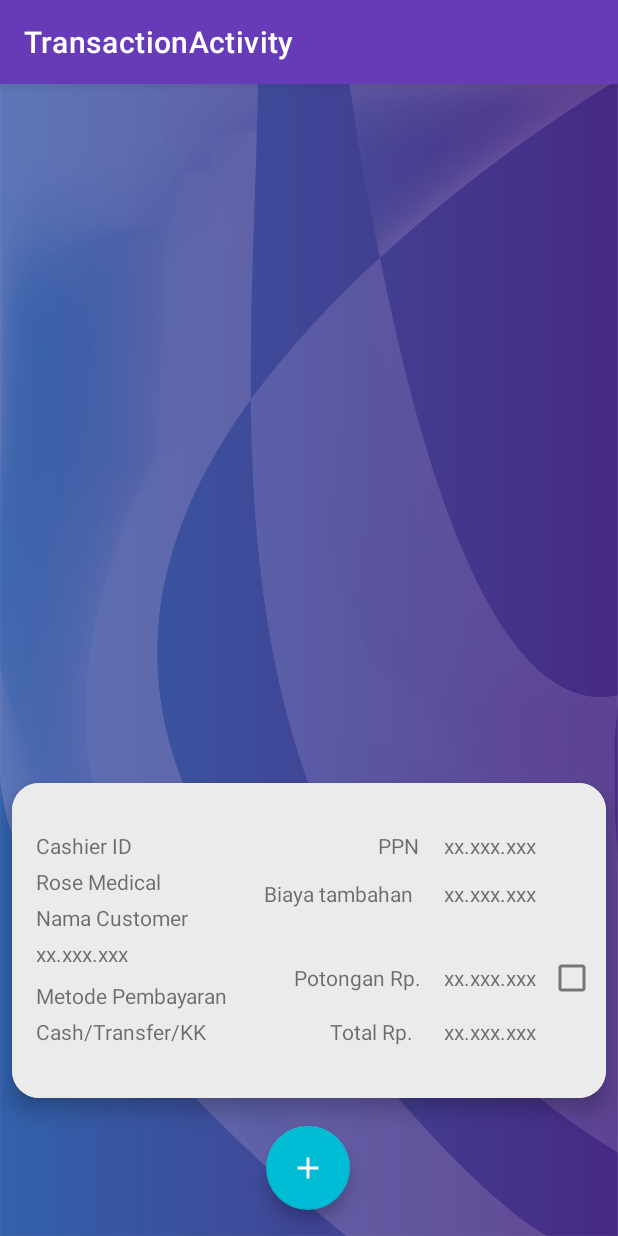
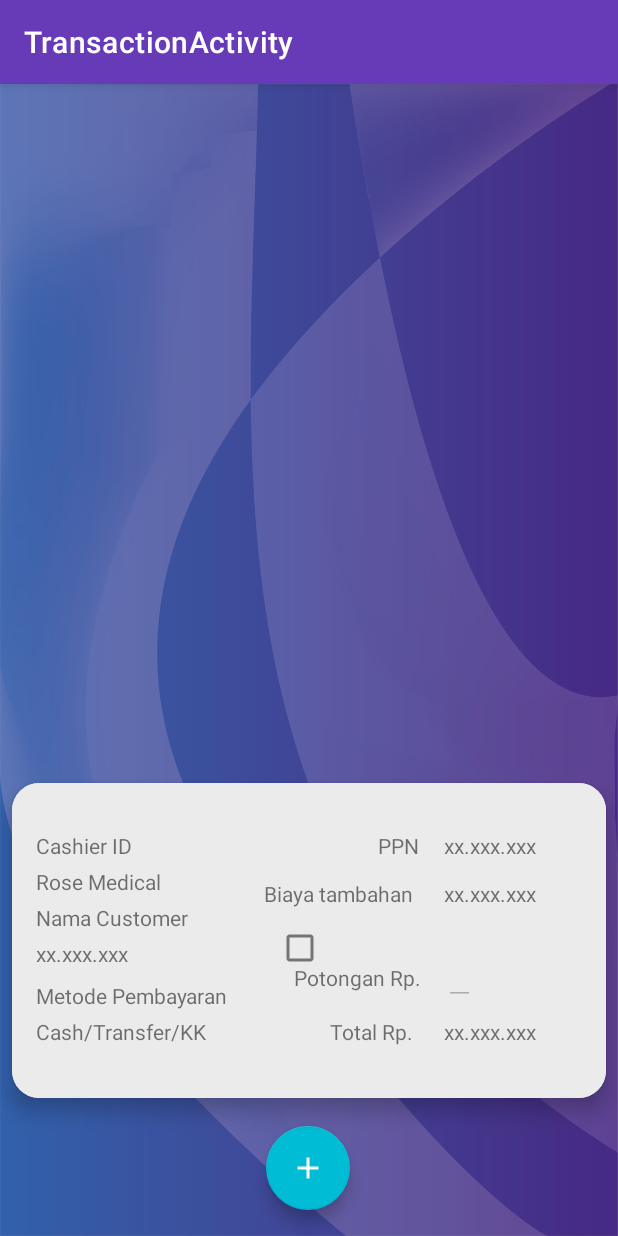
Before and after one commit to Arrayani/TransactionActivity, an Android app: the screen it shows after launch (TransactionActivity), on a phone screen of 412 x 824 dp. Run offline under Robolectric (Android 15) with nearby library versions, the phone set to English and light mode, and no system bars; our stand-ins replace Firebase (no records; nobody signed in at launch, a user with empty details on screens opened directly); libraries missing offline, so code that uses them is left out: it.xabaras.android.

Commit message:
Initial commit

```diff
--- a/app/src/main/java/academy/learnprogramming/TransactionActivity.kt
+++ b/app/src/main/java/academy/learnprogramming/TransactionActivity.kt
@@ -41,8 +41,10 @@ class TransactionActivity : AppCompatActivity(), InputAdapter.ClickListener {
     private lateinit var dialogBox: Dialog
     private lateinit var recyclerviewCart: RecyclerView // ini recview buat final cart
     private lateinit var btnClose: Button
+    private lateinit var discCheckBox: CheckBox
+    private lateinit var discountTv : EditText
 
-    private lateinit var totalBayar: TextView
+   // private lateinit var totalBayar: TextView
 
 
     // var searchView : SearchView? =null
@@ -352,12 +354,33 @@ class TransactionActivity : AppCompatActivity(), InputAdapter.ClickListener {
 
         //  var totalBayar=findViewById<TextView>(R.id.totalBayar)
 
+        //potongan harga
+        discCheckBox = findViewById(R.id.checkBoxDisc)
+        //discountTv = findViewById(R.id.discountTv)
+        discountTv = findViewById(R.id.discountTv)
+        //discountTv.text = "Test input"
+        var tempdiskon :Int = 0
+        var tempdiskon2 ="0"
+        discCheckBox.setOnCheckedChangeListener {buttonView, isCheked ->
+            if(isCheked){
+                discountTv.isEnabled=true
+                //iscountTv.isFocused()
+               // discountTv.isPressed = true
+                Toast.makeText(this, "halo ini chek",Toast.LENGTH_SHORT).show()
+            }else{
+                //discountTv.text =" "
+                //discountTv.text = tempdiskon
+                //discountTv.text = tempdiskon2
+                discountTv.editableText.clear()
+                discountTv.isEnabled = false
+
+                //discountTv.text ="0"   // tempdiskon.toString().
+                discountTv.clearFocus()
+                Toast.makeText(this, "halo ini Unchek",Toast.LENGTH_SHORT).show()
+            }
+        }
 
     }
-
-///// swipe
-
-//// swipe
 
 
     private fun addInfo() {
--- a/app/src/main/res/layout/total_panel.xml
+++ b/app/src/main/res/layout/total_panel.xml
@@ -166,26 +166,28 @@
             app:layout_constraintStart_toStartOf="parent"
             app:layout_constraintTop_toTopOf="parent" />
 
-        <TextView
-            android:id="@+id/textView14"
+        <EditText
+            android:id="@+id/discountTv"
             android:layout_width="wrap_content"
             android:layout_height="wrap_content"
             android:layout_marginStart="288dp"
-            android:layout_marginTop="120dp"
-            android:numeric="decimal"
-            android:text="xx.xxx.xxx"
+            android:layout_marginTop="108dp"
+            android:inputType="number"
+            android:textSize="14dp"
+            android:maxLength="10"
+            android:enabled="false"
             app:layout_constraintStart_toStartOf="parent"
             app:layout_constraintTop_toTopOf="parent" />
 
         <CheckBox
-            android:id="@+id/checkBox"
+            android:id="@+id/checkBoxDisc"
             android:layout_width="wrap_content"
             android:layout_height="wrap_content"
-            android:layout_marginBottom="56dp"
+            android:layout_marginEnd="180dp"
+            android:layout_marginBottom="76dp"
+            android:checked="false"
             app:layout_constraintBottom_toBottomOf="parent"
-            app:layout_constraintEnd_toEndOf="parent"
-            app:layout_constraintHorizontal_bias="0.0"
-            app:layout_constraintStart_toEndOf="@+id/textView14" />
+            app:layout_constraintEnd_toEndOf="parent" />
 
 
     </androidx.constraintlayout.widget.ConstraintLayout>
```
